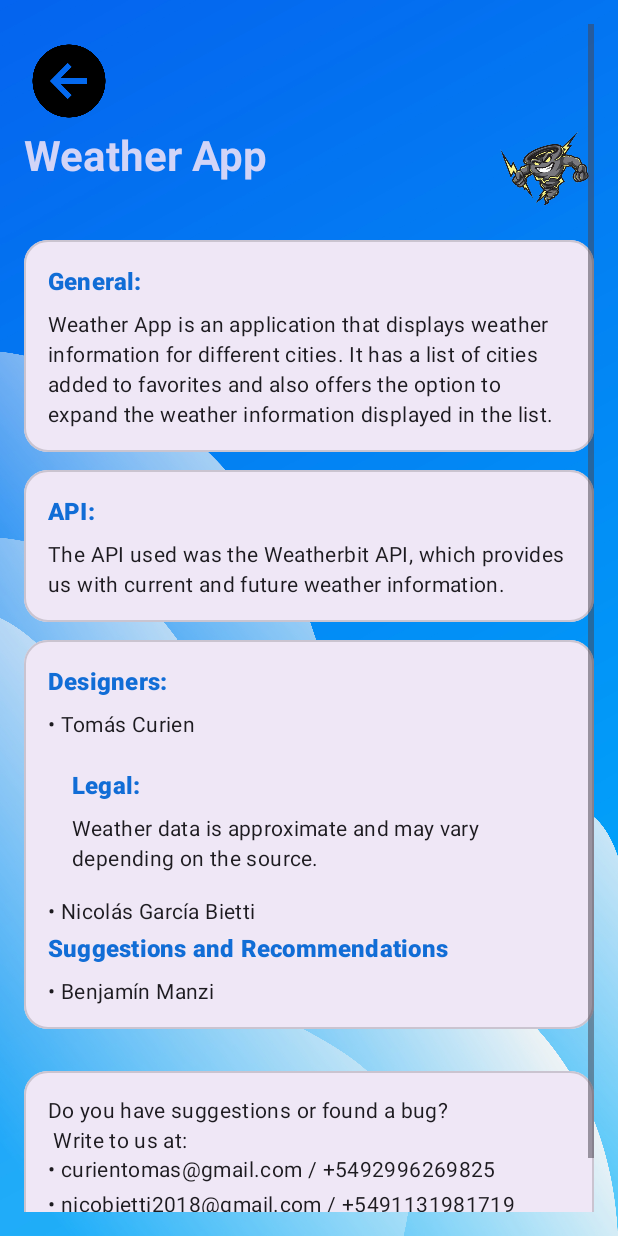
After one commit to shearow/parcial1_mobile2, an Android app: the AboutActivity screen opened directly, with no data from a screen before it, on a phone screen of 412 x 824 dp. The commit adds this screen. Run offline under Robolectric (Android 15) with nearby library versions, the phone set to English and light mode, and no system bars.

Commit message:
trabajo final

```diff
--- a/app/src/main/AndroidManifest.xml
+++ b/app/src/main/AndroidManifest.xml
@@ -14,6 +14,9 @@
         android:supportsRtl="true"
         android:theme="@style/Theme.Practica1">
         <activity
+            android:name=".AboutActivity"
+            android:exported="false" />
+        <activity
             android:name=".ForecastDetailActivity"
             android:exported="false" />
         <activity
--- /dev/null
+++ b/app/src/main/java/com/example/practica1/AboutActivity.kt
@@ -0,0 +1,29 @@
+package com.example.practica1
+
+import android.os.Bundle
+import androidx.activity.enableEdgeToEdge
+import androidx.appcompat.app.AppCompatActivity
+import androidx.core.view.ViewCompat
+import androidx.core.view.WindowInsetsCompat
+import com.example.practica1.databinding.ActivityAboutBinding
+import com.example.practica1.databinding.ActivityMainBinding
+
+class AboutActivity : AppCompatActivity() {
+
+    private lateinit var binding: ActivityAboutBinding
+
+    override fun onCreate(savedInstanceState: Bundle?) {
+        super.onCreate(savedInstanceState)
+
+        binding = ActivityAboutBinding.inflate(layoutInflater)
+        setContentView(binding.root)
+
+        setupListeners()
+    }
+
+    private fun setupListeners() {
+        binding.btnBack.setOnClickListener {
+            finish()
+        }
+    }
+}
--- a/app/src/main/java/com/example/practica1/adapter/ForecastAdapter.kt
+++ b/app/src/main/java/com/example/practica1/adapter/ForecastAdapter.kt
@@ -5,7 +5,7 @@ import android.view.ViewGroup
 import androidx.recyclerview.widget.RecyclerView
 import com.example.practica1.data.DailyForecast
 import com.example.practica1.databinding.ItemForecastDayBinding
-import com.example.practica1.getDayOfWeek
+import com.example.practica1.utils.getDayOfWeek
 import com.squareup.picasso.Picasso
 
 class ForecastAdapter(
@@ -41,7 +41,7 @@ class ForecastAdapter(
             holder.binding.tvTempMin.setTextColor(0xFFFFFFFF.toInt())
             holder.binding.tvTempMax.setTextColor(0xFFFFFFFF.toInt())
         } else {
-            holder.binding.root.setCardBackgroundColor(0xFFFFFFFF.toInt()) // blanco
+            holder.binding.root.setCardBackgroundColor(0xFFFFFFFF.toInt())
             holder.binding.tvDayName.setTextColor(0xFF000000.toInt())
             holder.binding.tvTempMin.setTextColor(0xFF000000.toInt())
             holder.binding.tvTempMax.setTextColor(0xFF000000.toInt())
--- a/app/src/main/java/com/example/practica1/ui/CurrentWeatherViewModel.kt
+++ b/app/src/main/java/com/example/practica1/ui/CurrentWeatherViewModel.kt
@@ -31,7 +31,7 @@ class CurrentWeatherViewModel(application: Application) : AndroidViewModel(appli
 
         val favoriteCities = favoriteRepo.getFavorites()
         if (favoriteCities.isEmpty()) {
-            _error.value = "No hay ciudades favoritas guardadas"
+            _error.value = "You don’t have any favorite cities yet"
             _isLoading.value = false
             return
         }
@@ -54,7 +54,7 @@ class CurrentWeatherViewModel(application: Application) : AndroidViewModel(appli
                 if (result.isNotEmpty()) {
                     _weatherList.value = result
                 } else {
-                    _error.value = "No se pudieron cargar los datos del clima"
+                    _error.value = "Weather data could not be loaded"
                 }
             } catch (e: Exception) {
                 _error.value = "Error: ${e.message}"
--- a/app/src/main/java/com/example/practica1/getDayOfWeek.kt
+++ b/app/src/main/java/com/example/practica1/utils/getDayOfWeek.kt
@@ -1,4 +1,4 @@
-package com.example.practica1
+package com.example.practica1.utils
 
 import java.text.SimpleDateFormat
 import java.util.Locale
--- /dev/null
+++ b/app/src/main/res/layout/activity_about.xml
@@ -0,0 +1,242 @@
+<?xml version="1.0" encoding="utf-8"?>
+<ScrollView xmlns:android="http://schemas.android.com/apk/res/android"
+    xmlns:app="http://schemas.android.com/apk/res-auto"
+    android:id="@+id/scrollViewAbout"
+    android:layout_width="match_parent"
+    android:layout_height="match_parent"
+    android:padding="16dp"
+    android:background="@drawable/bg_clear">
+
+    <LinearLayout
+        android:layout_width="match_parent"
+        android:layout_height="wrap_content"
+        android:orientation="vertical">
+
+        <ImageButton
+            android:id="@+id/btnBack"
+            android:layout_width="60dp"
+            android:layout_height="60dp"
+            android:layout_marginTop="8dp"
+            android:background="@android:color/transparent"
+            android:backgroundTint="#80000000"
+            android:contentDescription="@string/back_button"
+            android:scaleType="centerCrop"
+            android:src="@drawable/ic_arrow_back" />
+
+        <LinearLayout
+            android:layout_width="match_parent"
+            android:layout_height="wrap_content"
+            android:layout_marginBottom="16dp"
+            android:orientation="horizontal">
+
+            <TextView
+                android:id="@+id/tvTitulo"
+                android:layout_width="317dp"
+                android:layout_height="wrap_content"
+                android:layout_marginBottom="16dp"
+                android:text="@string/titulo_about"
+                android:textAppearance="?attr/textAppearanceHeadlineMedium"
+                android:textColor="#D2D4F7"
+                android:textStyle="bold" />
+
+            <ImageView
+                android:layout_width="60dp"
+                android:layout_height="60dp"
+                android:src="@drawable/storm_logo" />
+        </LinearLayout>
+
+        <com.google.android.material.card.MaterialCardView
+            android:layout_width="match_parent"
+            android:layout_height="wrap_content"
+            android:layout_marginBottom="12dp"
+            app:cardCornerRadius="16dp"
+            app:cardElevation="4dp">
+
+            <LinearLayout
+                android:layout_width="match_parent"
+                android:layout_height="wrap_content"
+                android:orientation="vertical"
+                android:padding="16dp">
+
+                <TextView
+                    android:layout_width="match_parent"
+                    android:layout_height="wrap_content"
+                    android:layout_marginBottom="8dp"
+                    android:text="@string/tit_info_gral"
+                    android:textAppearance="?attr/textAppearanceTitleMedium"
+                    android:textColor="#116DD6"
+                    android:textStyle="bold" />
+
+                <TextView
+                    android:layout_width="match_parent"
+                    android:layout_height="wrap_content"
+                    android:lineSpacingExtra="4dp"
+                    android:text="@string/info_general"
+                    android:textAppearance="?attr/textAppearanceBodyMedium" />
+            </LinearLayout>
+        </com.google.android.material.card.MaterialCardView>
+
+        <com.google.android.material.card.MaterialCardView
+            android:layout_width="match_parent"
+            android:layout_height="wrap_content"
+            android:layout_marginBottom="12dp"
+            app:cardCornerRadius="16dp"
+            app:cardElevation="4dp">
+
+            <LinearLayout
+                android:layout_width="match_parent"
+                android:layout_height="wrap_content"
+                android:orientation="vertical"
+                android:padding="16dp">
+
+                <TextView
+                    android:layout_width="match_parent"
+                    android:layout_height="wrap_content"
+                    android:layout_marginBottom="8dp"
+                    android:text="@string/tit_about_api"
+                    android:textAppearance="?attr/textAppearanceTitleMedium"
+                    android:textColor="#116DD6"
+                    android:textStyle="bold" />
+
+                <TextView
+                    android:layout_width="match_parent"
+                    android:layout_height="wrap_content"
+                    android:text="@string/about_apí"
+                    android:textAppearance="?attr/textAppearanceBodyMedium" />
+            </LinearLayout>
+        </com.google.android.material.card.MaterialCardView>
+
+        <com.google.android.material.card.MaterialCardView
+            android:layout_width="match_parent"
+            android:layout_height="wrap_content"
+            android:layout_marginBottom="12dp"
+            app:cardCornerRadius="16dp"
+            app:cardElevation="4dp">
+
+            <LinearLayout
+                android:layout_width="match_parent"
+                android:layout_height="wrap_content"
+                android:orientation="vertical"
+                android:padding="16dp">
+
+                <TextView
+                    android:layout_width="match_parent"
+                    android:layout_height="wrap_content"
+                    android:layout_marginBottom="8dp"
+                    android:text="@string/tit_diseñadores"
+                    android:textAppearance="?attr/textAppearanceTitleMedium"
+                    android:textColor="#116DD6"
+                    android:textStyle="bold" />
+
+                <TextView
+                    android:layout_width="match_parent"
+                    android:layout_height="wrap_content"
+                    android:layout_marginBottom="4dp"
+                    android:text="@string/tomi"
+                    android:textAppearance="?attr/textAppearanceBodyMedium" />
+
+                <LinearLayout
+                    android:layout_width="match_parent"
+                    android:layout_height="wrap_content"
+                    android:orientation="vertical"
+                    android:padding="16dp">
+
+                    <TextView
+                        android:layout_width="match_parent"
+                        android:layout_height="wrap_content"
+                        android:layout_marginBottom="8dp"
+                        android:text="@string/tit_aviso_legal"
+                        android:textAppearance="?attr/textAppearanceTitleMedium"
+                        android:textColor="#116DD6"
+                        android:textStyle="bold" />
+
+                    <TextView
+                        android:layout_width="match_parent"
+                        android:layout_height="wrap_content"
+                        android:text="@string/aviso_legal"
+                        android:textAppearance="?attr/textAppearanceBodyMedium" />
+                </LinearLayout>
+
+                <TextView
+                    android:layout_width="match_parent"
+                    android:layout_height="wrap_content"
+                    android:layout_marginBottom="4dp"
+                    android:text="@string/nico"
+                    android:textAppearance="?attr/textAppearanceBodyMedium" />
+
+                <TextView
+                    android:layout_width="match_parent"
+                    android:layout_height="wrap_content"
+                    android:layout_marginBottom="8dp"
+                    android:text="@string/sugerencias_o_recomendaciones"
+                    android:textAppearance="?attr/textAppearanceTitleMedium"
+                    android:textColor="#116DD6"
+                    android:textStyle="bold" />
+
+                <TextView
+                    android:layout_width="match_parent"
+                    android:layout_height="wrap_content"
+                    android:text="@string/benja"
+                    android:textAppearance="?attr/textAppearanceBodyMedium" />
+            </LinearLayout>
+        </com.google.android.material.card.MaterialCardView>
+
+        <com.google.android.material.card.MaterialCardView
+            android:layout_width="match_parent"
+            android:layout_height="wrap_content"
+            app:cardCornerRadius="16dp"
+            app:cardElevation="4dp">
+
+        </com.google.android.material.card.MaterialCardView>
+
+        <com.google.android.material.card.MaterialCardView
+            android:layout_width="match_parent"
+            android:layout_height="wrap_content"
+            app:cardCornerRadius="16dp"
+            app:cardElevation="4dp"
+            android:layout_marginTop="16dp">
+
+            <LinearLayout
+                android:layout_width="match_parent"
+                android:layout_height="wrap_content"
+                android:orientation="vertical"
+                android:padding="16dp">
+
+                <TextView
+                    android:layout_width="match_parent"
+                    android:layout_height="wrap_content"
+                    android:text="@string/sugerencia_text"
+                    android:textAppearance="?attr/textAppearanceBodyMedium" />
+
+                <TextView
+                    android:layout_width="match_parent"
+                    android:layout_height="wrap_content"
+                    android:layout_marginBottom="4dp"
+                    android:text="@string/tomi_mail"
+                    android:textAppearance="?attr/textAppearanceBodyMedium" />
+
+                <TextView
+                    android:layout_width="match_parent"
+                    android:layout_height="wrap_content"
+                    android:layout_marginBottom="4dp"
+                    android:text="@string/nico_mail"
+                    android:textAppearance="?attr/textAppearanceBodyMedium" />
+
+                <TextView
+                    android:layout_width="match_parent"
+                    android:layout_height="wrap_content"
+                    android:text="@string/benja_mail"
+                    android:textAppearance="?attr/textAppearanceBodyMedium" />
+            </LinearLayout>
+        </com.google.android.material.card.MaterialCardView>
+
+        <com.google.android.material.card.MaterialCardView
+            android:layout_width="match_parent"
+            android:layout_height="wrap_content"
+            android:layout_marginBottom="12dp"
+            app:cardCornerRadius="16dp"
+            app:cardElevation="4dp"
+            android:padding="16dp">
+        </com.google.android.material.card.MaterialCardView>
+    </LinearLayout>
+</ScrollView>
--- a/app/src/main/res/values/strings.xml
+++ b/app/src/main/res/values/strings.xml
@@ -8,4 +8,24 @@
     <string name="error_loading_favorite_cities">Error loading favorite cities</string>
     <string name="favorite_cities">Favorite Cities:</string>
     <string name="delete">Delete</string>
+    <string name="back_button">back button</string>
+    <string name="tit_info_gral">General:</string>
+    <string name="info_general">Weather App is an application that displays weather information for different cities. It has a list of cities added to favorites and also offers the option to expand the weather information displayed in the list.</string>
+    <string name="tit_about_api">API:</string>
+    <string name="about_apí">The API used was the Weatherbit API, which provides us with current and future weather information.</string>
+    <string name="tit_diseñadores">Designers:</string>
+    <string name="tomi">• Tomás Curien</string>
+    <string name="nico">• Nicolás García Bietti</string>
+    <string name="benja">• Benjamín Manzi</string>
+    <string name="tit_aviso_legal">Legal:</string>
+    <string name="aviso_legal">Weather data is approximate and may vary depending on the source.</string>
+    <string name="about">about</string>
+    <string name="titulo_about">Weather App</string>
+    <string name="sugerencias_o_recomendaciones">Suggestions and Recommendations</string>
+    <string name="sugerencia_text">Do you have suggestions or found a bug? \n Write to us at:</string>
+    <string name="tomi_mail">• curientomas@gmail.com / +5492996269825</string>
+    <string name="nico_mail">• nicobietti2018@gmail.com / +5491131981719</string>
+    <string name="benja_mail">• benja.manzi05@gamil.com / +5493487612007</string>
+    <string name="version">Version:</string>
+    <string name="version_num">1.0.0</string>
 </resources>
```
Also changed, not shown: app/src/main/java/com/example/practica1/ForecastDetailActivity.kt (+35 -25 lines), app/src/main/java/com/example/practica1/MainActivity.kt (+7 -0 lines), app/src/main/java/com/example/practica1/ui/ForecastDetailViewModel.kt (+29 -49 lines), app/src/main/res/layout/activity_forecast_detail.xml (+9 -2 lines), app/src/main/res/layout/activity_main.xml (+11 -1 lines), app/src/main/res/drawable/about.png (added), app/src/main/res/drawable/asdasd.jpg (deleted), app/src/main/res/drawable/bg1.jpg (deleted), app/src/main/res/drawable/bg3.jpg (deleted), 1 other file.
